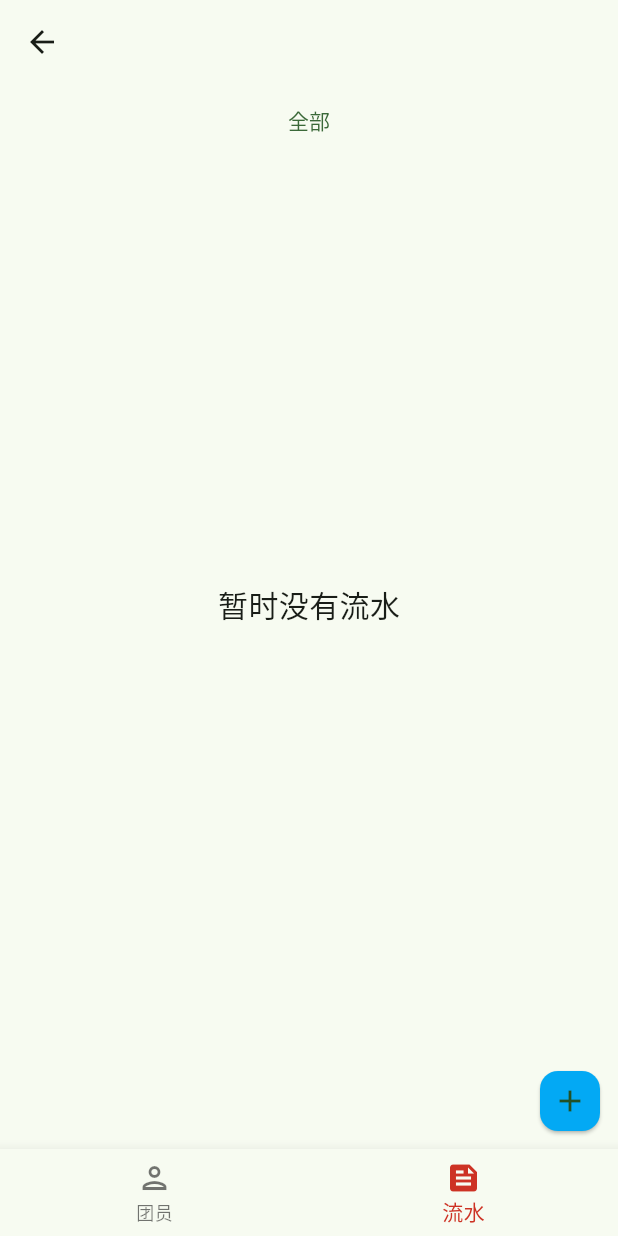
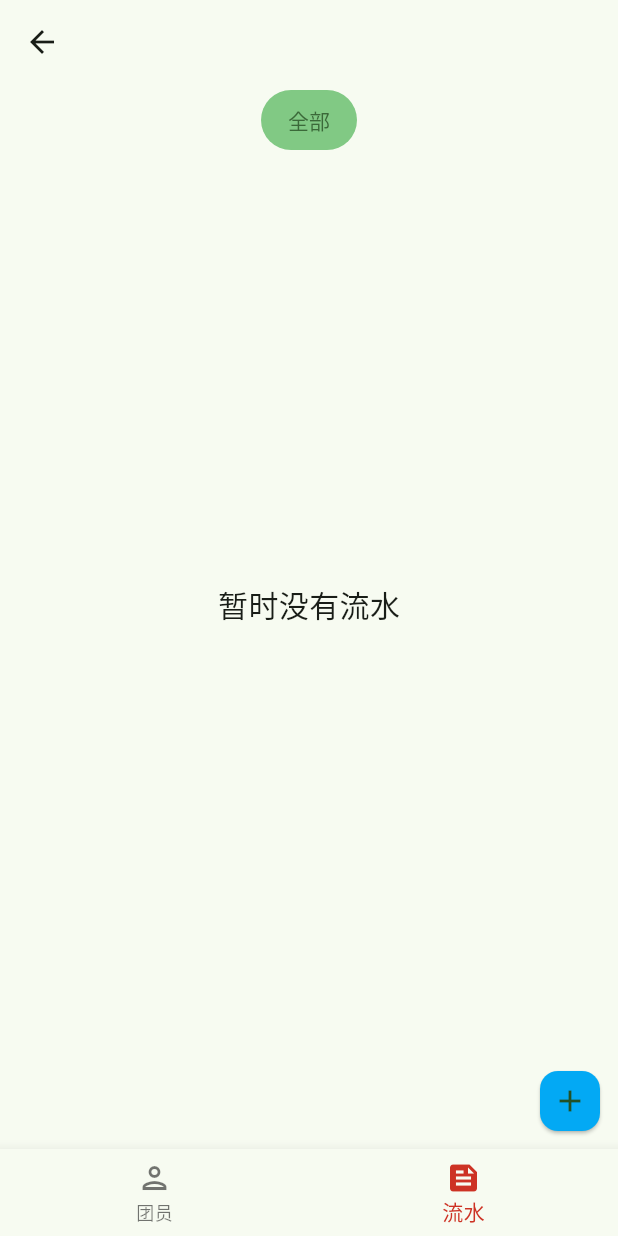
Before and after one commit to HEI-7/KaoRouAA, a Flutter app: the TripDetailPage screen opened directly with empty values, item 2 of the bottom bar chosen, after a tap on "全部", on a phone screen of 412 x 824 dp. Run offline on Flutter 3.47's test engine with Material 3 defaults, Android fonts, the phone set to English and light mode, and no system bars; our stand-ins replace flutter_slidable, image_picker, sqflite; accounts and stored records are empty.

```diff
--- a/lib/views/trip_bill_view.dart
+++ b/lib/views/trip_bill_view.dart
@@ -67,50 +67,55 @@ class _TripBillListPageState extends State<TripBillListPage> {
   Widget build(BuildContext context) {
     return Column(
       children: [
-        SingleChildScrollView(
+        FutureBuilder(
+          future: tripBillList,
+          builder: (BuildContext context, AsyncSnapshot snapshot) {
+            if (!snapshot.hasData) {
+              return const SizedBox(height: 10);
+            }
+
+            return SingleChildScrollView(
               scrollDirection: Axis.horizontal,
               child: Row(
                 children: [
                   ...[
                     TextButton(
                       style: ButtonStyle(
-                    foregroundColor: WidgetStateProperty.resolveWith<Color?>(
+                        backgroundColor: WidgetStateProperty.resolveWith<Color?>(
                           (Set<WidgetState> states) {
-                        if (states.contains(WidgetState.selected)) {
-                          return Colors.white;
-                        }
-                        // return Colors.indigo;
-                        return null; // defer to the defaults
+                            return choiceUserId == 0 ? const Color.fromARGB(255, 129, 201, 132) : null;
                           },
                         ),
-                    backgroundColor: WidgetStateProperty.resolveWith<Color?>(
-                      (Set<WidgetState> states) {
-                        if (states.contains(WidgetState.selected)) {
-                          return Colors.indigo;
-                        }
-                        // return Colors.indigo;
-                        return null; // defer to the defaults
-                      },
-                    ),
-                    overlayColor: WidgetStateProperty.all(Colors.transparent),
                       ),
                       child: const Text('全部'),
                       onPressed: () {
-                    // debugPrint(0);
+                        if (choiceUserId != 0) {
+                          refreshTripBillList(0);
+                        }
                       },
                     ),
                   ],
                   ...tripUserList.map<TextButton>((obj) {
                     return TextButton(
-                  // icon: const Icon(Icons.person_add),
+                      style: ButtonStyle(
+                        backgroundColor: WidgetStateProperty.resolveWith<Color?>(
+                          (Set<WidgetState> states) {
+                            return choiceUserId == obj.id ? const Color.fromARGB(255, 129, 201, 132) : null;
+                          },
+                        ),
+                      ),
                       child: Text(obj.name),
                       onPressed: () {
-                    debugPrint(obj.id.toString());
+                        if (choiceUserId != obj.id) {
+                          refreshTripBillList(obj.id);
+                        }
                       },
                     );
                   }),
                 ],
               ),
+            );
+          },
         ),
         Expanded(child: tripBillListWidget()),
         Align(
```
Lines whose indentation alone changed are shown as unchanged.
